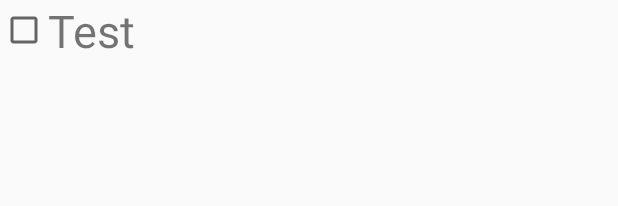
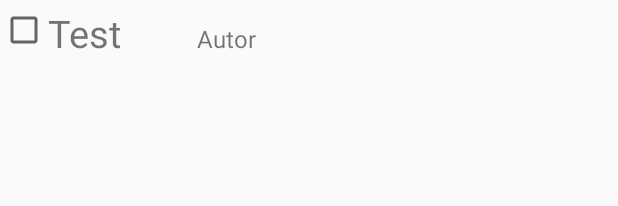
Before and after one commit to MordragT/managy, an Android app: the layout fragment_literatur_adapter.xml on its own in the app's theme, with its tools: preview values and no code run, on a phone screen of 412 x 824 dp. Shown: the top 206 px of the screen. Run offline under Robolectric (Android 15) with nearby library versions, the phone set to English and light mode, and no system bars.

Commit message:
Autor hinzugefügt

```diff
--- a/fragments/app/src/main/res/layout/fragment_literatur_adapter.xml
+++ b/fragments/app/src/main/res/layout/fragment_literatur_adapter.xml
@@ -20,7 +20,15 @@
         android:layout_height="wrap_content"
         android:background="#00A84444"
         android:text="Test"
-        android:textSize="30sp" />
+        android:textSize="25sp" />
+    <TextView
+        android:id="@+id/literatur_autor"
+        android:layout_width="wrap_content"
+        android:layout_height="wrap_content"
+        android:layout_marginLeft="50dp"
+        android:layout_weight="1"
+        android:text="Autor"
+        android:textSize="16sp" />
 
 
 </LinearLayout>
```
Also changed, not shown: fragments/app/src/main/java/com/example/java_class/LiteraturAdapter.java (+8 -3 lines).
